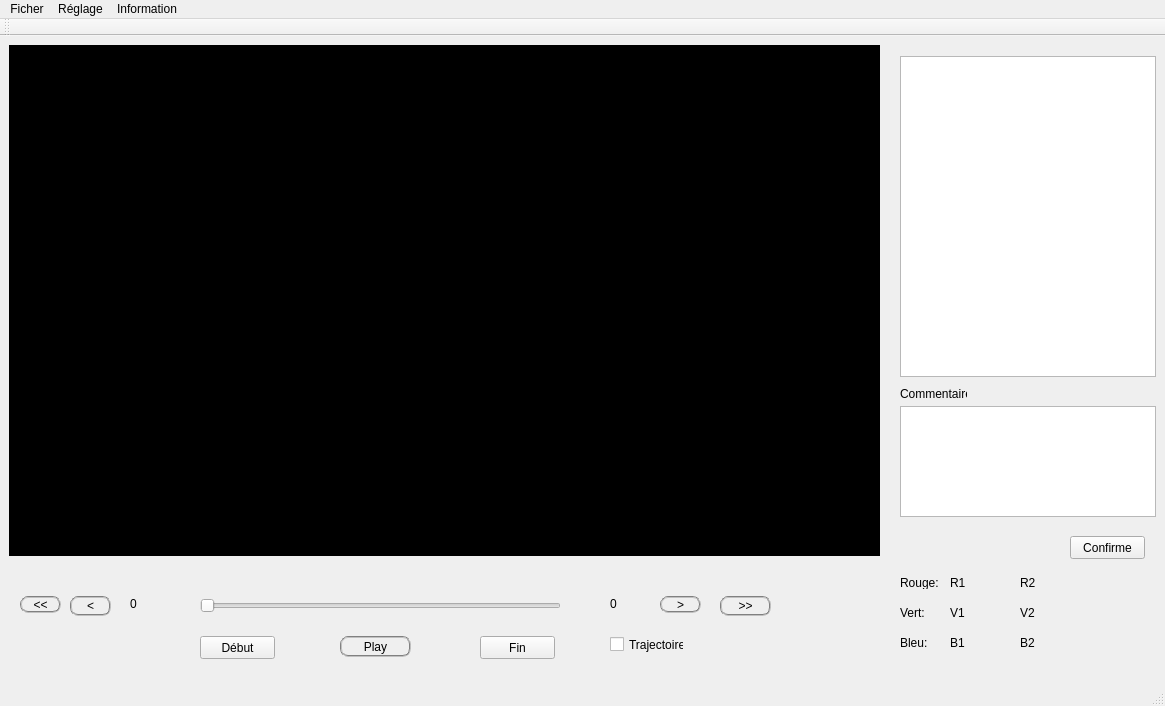
The window that decter/mainwindow.ui (bigflower123/PFE) describes before a commit, drawn with Qt 5.
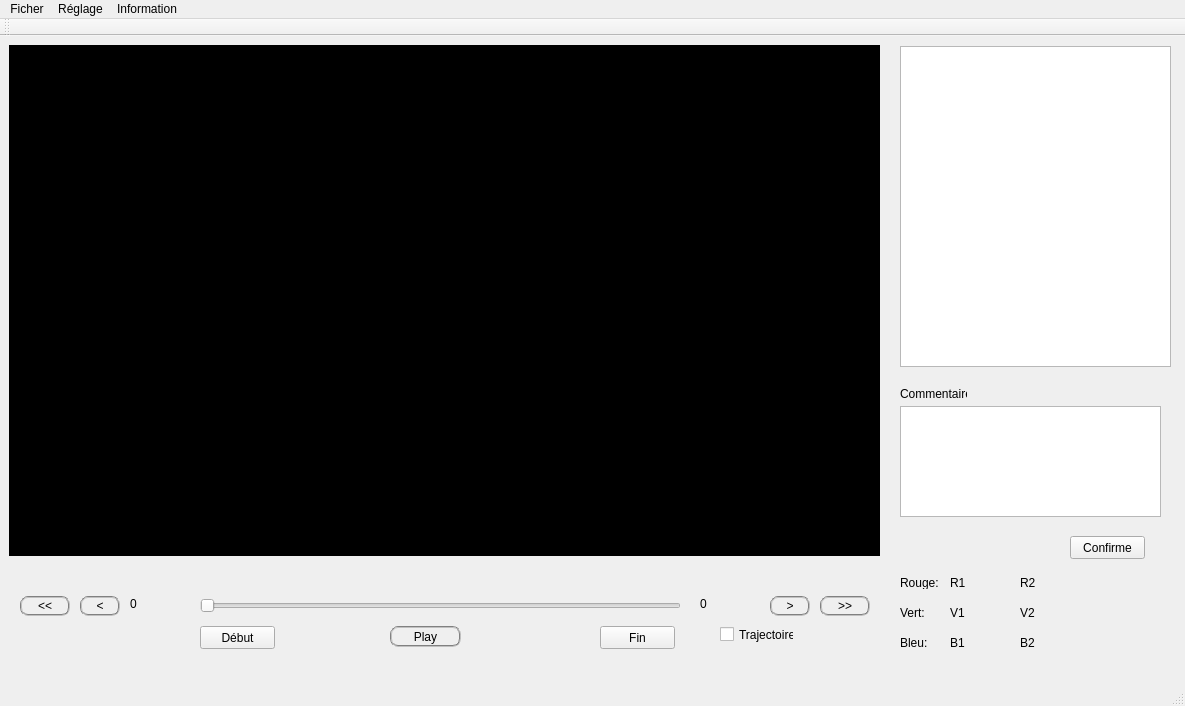
The same window after the commit. Custom widgets are drawn as their Qt base class.

Patch:
```diff
--- a/decter/mainwindow.ui
+++ b/decter/mainwindow.ui
@@ -6,7 +6,7 @@
    <rect>
     <x>0</x>
     <y>0</y>
-    <width>1165</width>
+    <width>1185</width>
     <height>706</height>
    </rect>
   </property>
@@ -39,8 +39,8 @@
    <widget class="QPushButton" name="playBtn">
     <property name="geometry">
      <rect>
-      <x>340</x>
-      <y>600</y>
+      <x>390</x>
+      <y>590</y>
       <width>71</width>
       <height>21</height>
      </rect>
@@ -57,7 +57,7 @@
      <rect>
       <x>200</x>
       <y>560</y>
-      <width>361</width>
+      <width>481</width>
       <height>20</height>
      </rect>
     </property>
@@ -70,7 +70,7 @@
      <rect>
       <x>130</x>
       <y>560</y>
-      <width>51</width>
+      <width>61</width>
       <height>16</height>
      </rect>
     </property>
@@ -81,9 +81,9 @@
    <widget class="QLabel" name="totalLable">
     <property name="geometry">
      <rect>
-      <x>610</x>
+      <x>700</x>
       <y>560</y>
-      <width>41</width>
+      <width>61</width>
       <height>16</height>
      </rect>
     </property>
@@ -94,10 +94,10 @@
    <widget class="QPushButton" name="forwardButton">
     <property name="geometry">
      <rect>
-      <x>660</x>
+      <x>770</x>
       <y>560</y>
-      <width>41</width>
-      <height>17</height>
+      <width>40</width>
+      <height>20</height>
      </rect>
     </property>
     <property name="styleSheet">
@@ -110,9 +110,9 @@
    <widget class="QPushButton" name="backwardButton">
     <property name="geometry">
      <rect>
-      <x>70</x>
+      <x>80</x>
       <y>560</y>
-      <width>41</width>
+      <width>40</width>
       <height>20</height>
      </rect>
     </property>
@@ -127,7 +127,7 @@
     <property name="geometry">
      <rect>
       <x>200</x>
-      <y>600</y>
+      <y>590</y>
       <width>75</width>
       <height>23</height>
      </rect>
@@ -139,8 +139,8 @@
    <widget class="QPushButton" name="finButton">
     <property name="geometry">
      <rect>
-      <x>480</x>
-      <y>600</y>
+      <x>600</x>
+      <y>590</y>
       <width>75</width>
       <height>23</height>
      </rect>
@@ -152,8 +152,8 @@
    <widget class="QCheckBox" name="trajectoirecheckBox">
     <property name="geometry">
      <rect>
-      <x>610</x>
-      <y>600</y>
+      <x>720</x>
+      <y>590</y>
       <width>74</width>
       <height>17</height>
      </rect>
@@ -167,8 +167,8 @@
      <rect>
       <x>20</x>
       <y>560</y>
-      <width>41</width>
-      <height>17</height>
+      <width>50</width>
+      <height>20</height>
      </rect>
     </property>
     <property name="styleSheet">
@@ -181,9 +181,9 @@
    <widget class="QPushButton" name="quickforwardButton">
     <property name="geometry">
      <rect>
-      <x>720</x>
+      <x>820</x>
       <y>560</y>
-      <width>51</width>
+      <width>50</width>
       <height>20</height>
      </rect>
     </property>
@@ -194,16 +194,6 @@
      <string>&gt;&gt;</string>
     </property>
    </widget>
-   <widget class="QListView" name="listView">
-    <property name="geometry">
-     <rect>
-      <x>900</x>
-      <y>20</y>
-      <width>256</width>
-      <height>321</height>
-     </rect>
-    </property>
-   </widget>
    <widget class="QLabel" name="commentlabel">
     <property name="geometry">
      <rect>
@@ -222,7 +212,7 @@
      <rect>
       <x>900</x>
       <y>370</y>
-      <width>256</width>
+      <width>261</width>
       <height>111</height>
      </rect>
     </property>
@@ -357,13 +347,23 @@
      <string>B2</string>
     </property>
    </widget>
+   <widget class="QListWidget" name="listWidget">
+    <property name="geometry">
+     <rect>
+      <x>900</x>
+      <y>10</y>
+      <width>271</width>
+      <height>321</height>
+     </rect>
+    </property>
+   </widget>
   </widget>
   <widget class="QMenuBar" name="menuBar">
    <property name="geometry">
     <rect>
      <x>0</x>
      <y>0</y>
-     <width>1165</width>
+     <width>1185</width>
      <height>21</height>
     </rect>
    </property>
```
